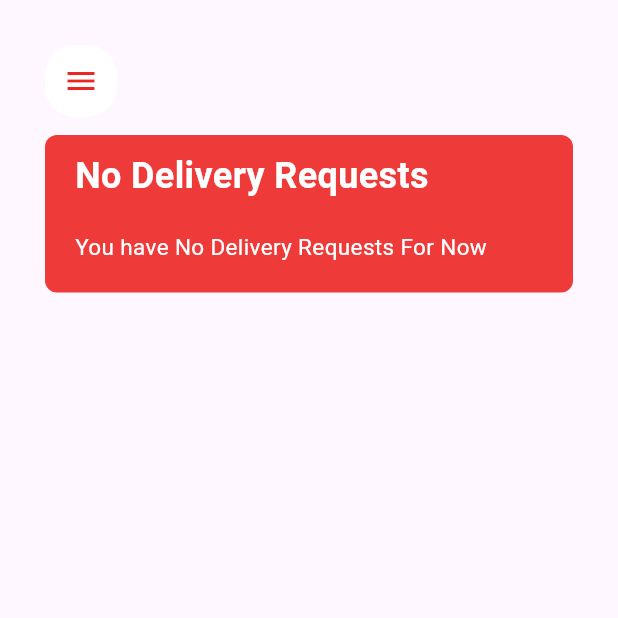
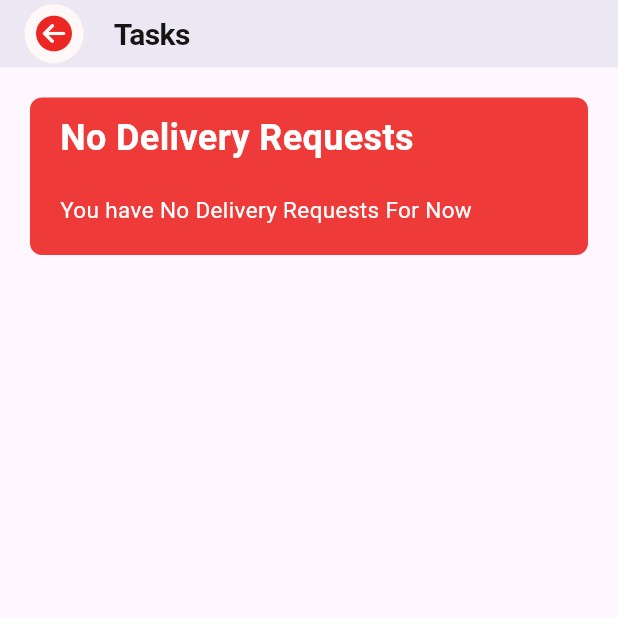
Before and after one commit to bomach-group-company/benji_rider, a Flutter app: the Ride screen opened directly, on a phone screen of 412 x 824 dp, the top half of it. Run offline on Flutter 3.47's test engine with Material 3 defaults, Android fonts, the phone set to English and light mode, and no system bars; our stand-ins replace cached_network_image, fl_chart, flutter_layout_grid, flutter_pw_validator, flutter_spinkit, font_awesome_flutter and 10 more; accounts and stored records are empty; network calls fail; Roboto replaces fonts that are missing (Sen); project files that could hold a hidden picture were left out.

Commit message:
working on the list tasks page

```diff
--- a/lib/app/ride/ride.dart
+++ b/lib/app/ride/ride.dart
@@ -2,9 +2,12 @@
 
 import 'dart:async';
 
+import 'package:benji_rider/app/ride/direction.dart';
 import 'package:benji_rider/repo/controller/tasks_controller.dart';
+import 'package:benji_rider/repo/models/tasks.dart';
 import 'package:benji_rider/src/providers/constants.dart';
 import 'package:benji_rider/src/widget/section/drawer.dart';
+import 'package:benji_rider/src/widget/section/my_appbar.dart';
 import 'package:flutter/material.dart';
 import 'package:geolocator/geolocator.dart';
 import 'package:get/get.dart';
@@ -41,6 +44,17 @@ class _RideState extends State<Ride> {
   GoogleMapController? _newGoogleMapController;
 
   //=================================== FUNCTIONS ======================================================\\
+  void _toDirectsPagePage(TasksModel task) => Get.to(
+        () => DirectsPage(task: task),
+        routeName: 'DirectsPage',
+        duration: const Duration(milliseconds: 300),
+        fullscreenDialog: true,
+        curve: Curves.easeIn,
+        preventDuplicates: true,
+        popGesture: true,
+        transition: Transition.rightToLeft,
+      );
+
   void deliveryFunc(context) {
     setState(() {
       _pickedUp = false;
@@ -160,75 +174,81 @@ class _RideState extends State<Ride> {
         }
       },
       drawer: const MyDrawer(),
+      appBar: MyAppBar(
+        title: "Tasks",
+        elevation: 10.0,
+        actions: const [],
+        backgroundColor: kPrimaryColor,
+        toolbarHeight: kToolbarHeight,
+      ),
       body: SafeArea(
         maintainBottomViewPadding: true,
-        child: Stack(
+        child: ListView(
+          physics: const BouncingScrollPhysics(),
+          shrinkWrap: true,
           children: [
-            FutureBuilder(
-              future: _getStatus(),
-              builder: (context, snapshot) {
-                if (snapshot.hasData) {
-                  if (snapshot.data == false) {
-                    return const Center();
-                  } else {
-                    return GoogleMap(
-                      mapType: MapType.normal,
-                      padding: const EdgeInsets.only(bottom: 125),
-                      buildingsEnabled: true,
-                      compassEnabled: true,
-                      indoorViewEnabled: true,
-                      mapToolbarEnabled: true,
-                      minMaxZoomPreference: MinMaxZoomPreference.unbounded,
-                      tiltGesturesEnabled: true,
-                      zoomControlsEnabled: true,
-                      zoomGesturesEnabled: true,
-                      myLocationButtonEnabled: true,
-                      myLocationEnabled: true,
-                      cameraTargetBounds: CameraTargetBounds.unbounded,
-                      rotateGesturesEnabled: true,
-                      scrollGesturesEnabled: true,
-                      trafficEnabled: true,
-                      initialCameraPosition: _kGooglePlex,
-                      onMapCreated: _onMapCreated,
-                    );
-                  }
-                } else {
-                  return Center(
-                    child: CircularProgressIndicator(
-                      color: kAccentColor,
-                    ),
-                  );
-                }
-              },
-            ),
+            // FutureBuilder(
+            //   future: _getStatus(),
+            //   builder: (context, snapshot) {
+            //     if (snapshot.hasData) {
+            //       if (snapshot.data == false) {
+            //         return const Center();
+            //       } else {
+            //         return GoogleMap(
+            //           mapType: MapType.normal,
+            //           padding: const EdgeInsets.only(bottom: 125),
+            //           buildingsEnabled: true,
+            //           compassEnabled: true,
+            //           indoorViewEnabled: true,
+            //           mapToolbarEnabled: true,
+            //           minMaxZoomPreference: MinMaxZoomPreference.unbounded,
+            //           tiltGesturesEnabled: true,
+            //           zoomControlsEnabled: true,
+            //           zoomGesturesEnabled: true,
+            //           myLocationButtonEnabled: true,
+            //           myLocationEnabled: true,
+            //           cameraTargetBounds: CameraTargetBounds.unbounded,
+            //           rotateGesturesEnabled: true,
+            //           scrollGesturesEnabled: true,
+            //           trafficEnabled: true,
+            //           initialCameraPosition: _kGooglePlex,
+            //           onMapCreated: _onMapCreated,
+            //         );
+            //       }
+            //     } else {
+            //       return Center(
+            //         child: CircularProgressIndicator(
+            //           color: kAccentColor,
+            //         ),
+            //       );
+            //     }
+            //   },
+            // ),
 
+            // Container(
+            //   margin: const EdgeInsets.all(30),
+            //   decoration: BoxDecoration(
+            //     color: kPrimaryColor,
+            //     borderRadius: const BorderRadius.all(
+            //       Radius.circular(20),
+            //     ),
+            //   ),
+            //   child: Builder(
+            //     builder: (context) => IconButton(
+            //       splashRadius: 20,
+            //       onPressed: () {
+            //         Scaffold.of(context).openDrawer();
+            //       },
+            //       icon: Icon(
+            //         Icons.menu,
+            //         color: kAccentColor,
+            //       ),
+            //     ),
+            //   ),
+            // ),
+            kSizedBox,
             Container(
-              margin: const EdgeInsets.all(30),
-              decoration: BoxDecoration(
-                color: kPrimaryColor,
-                borderRadius: const BorderRadius.all(
-                  Radius.circular(20),
-                ),
-              ),
-              child: Builder(
-                builder: (context) => IconButton(
-                  splashRadius: 20,
-                  onPressed: () {
-                    Scaffold.of(context).openDrawer();
-                  },
-                  icon: Icon(
-                    Icons.menu,
-                    color: kAccentColor,
-                  ),
-                ),
-              ),
-            ),
-
-            Positioned(
-              top: 90,
-              left: 30,
-              right: 30,
-              child: Container(
+              padding: const EdgeInsets.symmetric(horizontal: 20),
               decoration: BoxDecoration(
                 borderRadius: BorderRadius.circular(8),
               ),
@@ -275,6 +295,7 @@ class _RideState extends State<Ride> {
                   );
                 }
                 return ListView.separated(
+                  physics: const BouncingScrollPhysics(),
                   separatorBuilder: (context, index) => kSizedBox,
                   shrinkWrap: true,
                   itemCount: controller.tasks.length,
@@ -348,15 +369,15 @@ class _RideState extends State<Ride> {
                                 onPressed: () {
                                   if (controller
                                       .isAccepted(controller.tasks[index])) {
-                                      // direct to directions page
+                                    // direct to s page
+                                    _toDirectsPagePage(controller.tasks[index]);
                                   } else {
-                                      controller.acceptTask(
-                                          controller.tasks[index].id);
+                                    controller
+                                        .acceptTask(controller.tasks[index].id);
                                   }
                                 },
                                 child: Text(
-                                    controller
-                                            .isAccepted(controller.tasks[index])
+                                  controller.isAccepted(controller.tasks[index])
                                       ? 'Direction'
                                       : 'Accept',
                                   textAlign: TextAlign.center,
@@ -376,61 +397,7 @@ class _RideState extends State<Ride> {
                 );
               }),
             ),
-            ),
-            // _acceptRequest
-            //     ? PickupDeliveryCard(
-            //         isDelivery: _pickedUp,
-            //         pickupFunc: () {
-            //           deliveryModel(
-            //             context,
-            //             () {
-            //               acceptRequestFunc(context);
-            //             },
-            //             isPickup: true,
-            //             pickedUpFunc: () {
-            //               pickedUpFunc(context);
-            //             },
-            //           );
-            //         },
-            //         deliveryFunc: () {
-            //           deliveryModel(
-            //             context,
-            //             () {
-            //               acceptRequestFunc(context);
-            //             },
-            //             isDelivery: true,
-            //             deliveryFunc: () {
-            //               deliveryFunc(context);
-            //             },
-            //           );
-            //         },
-            //       )
-            //     :
-
-            // FutureBuilder(
-            //   future: _getStatus(),
-            //   builder: (BuildContext context, AsyncSnapshot snapshot) {
-            //     if (snapshot.hasData) {
-            //       return AnimatedPositioned(
-            //         duration: Duration(milliseconds: 300),
-            //         curve: Curves.easeInOut,
-            //         bottom: 10,
-            //         right: snapshot.data ? 10 : 0,
-            //         left: snapshot.data ? 10 : 0,
-            //         child: OnlineOfflineCard(
-            //           isOnline: snapshot.data,
-            //           toggleOnline: _toggleOnline,
-            //         ),
-            //       );
-            //     } else {
-            //       return Center(
-            //         child: CircularProgressIndicator(
-            //           color: kAccentColor,
-            //         ),
-            //       );
-            //     }
-            //   },
-            // ),
+            kSizedBox
           ],
         ),
       ),
--- a/lib/src/widget/section/drawer.dart
+++ b/lib/src/widget/section/drawer.dart
@@ -119,12 +119,12 @@ class _MyDrawerState extends State<MyDrawer> {
               },
             ),
             MyListTile(
-              text: 'Ride',
-              icon: Icons.speed_outlined,
+              text: 'Tasks',
+              icon: Icons.directions_bike,
               nav: () {
                 Get.to(
                   () => const Ride(),
-                  routeName: 'Ride',
+                  routeName: 'Tasks',
                   duration: const Duration(milliseconds: 300),
                   fullscreenDialog: true,
                   curve: Curves.easeIn,
```
Also changed, not shown: lib/app/ride/direction.dart (+79 -0 lines). Lines whose indentation alone changed are shown as unchanged.
